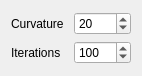
This is Code/GUI/lib/Resources/LevelsetWidget.ui in gofigure2/GoFigure2 as Qt 5 draws it before an edit. The edited form follows.
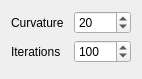
This is the edited form.

What changed in the file:
```diff
--- a/Code/GUI/lib/Resources/LevelsetWidget.ui
+++ b/Code/GUI/lib/Resources/LevelsetWidget.ui
@@ -7,7 +7,7 @@
     <x>0</x>
     <y>0</y>
     <width>142</width>
-    <height>76</height>
+    <height>79</height>
    </rect>
   </property>
   <property name="sizePolicy">
@@ -58,6 +58,19 @@
      </item>
     </layout>
    </item>
+   <item row="1" column="0">
+    <spacer name="verticalSpacer">
+     <property name="orientation">
+      <enum>Qt::Vertical</enum>
+     </property>
+     <property name="sizeHint" stdset="0">
+      <size>
+       <width>20</width>
+       <height>40</height>
+      </size>
+     </property>
+    </spacer>
+   </item>
   </layout>
  </widget>
  <resources/>
```
